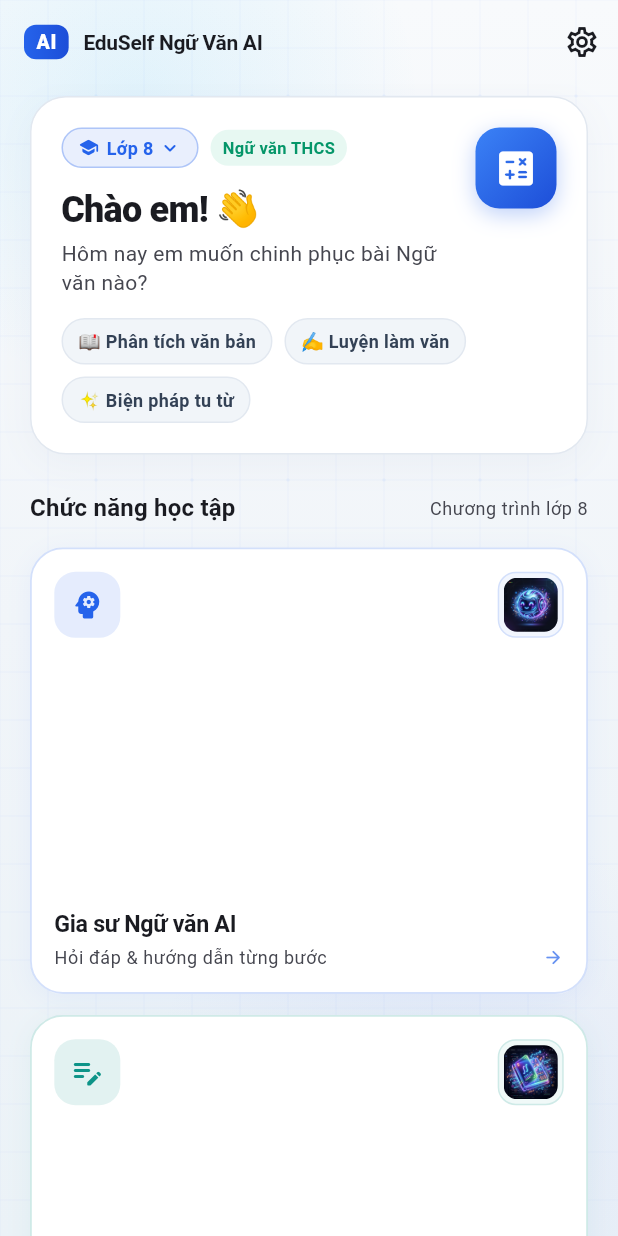
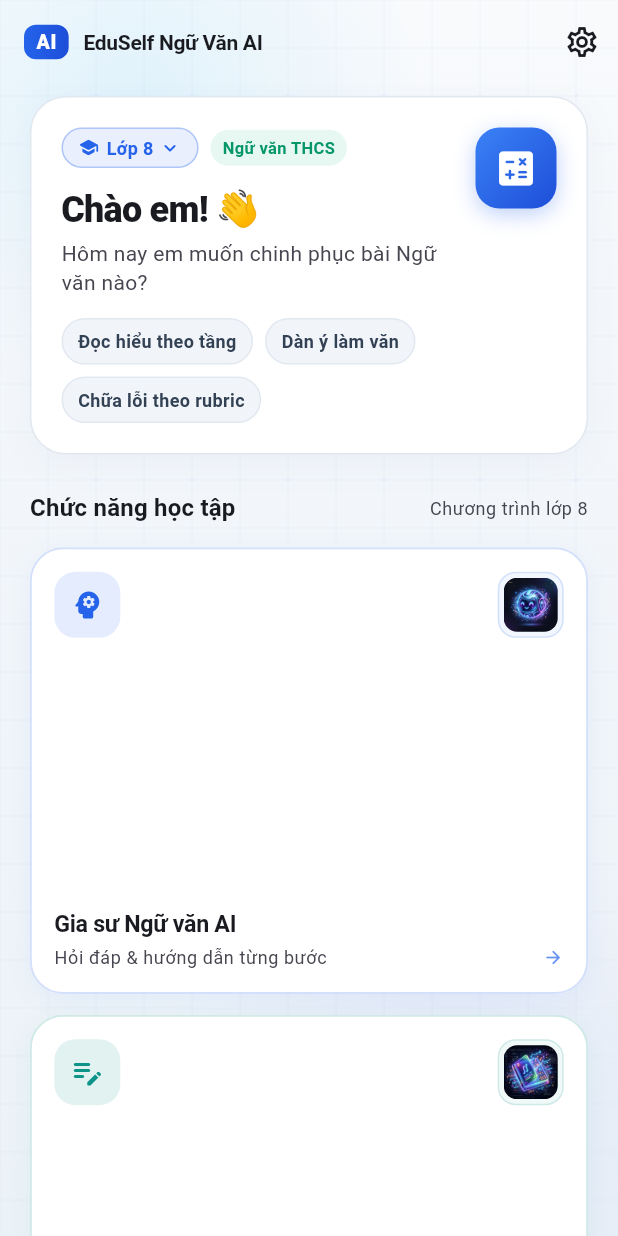
Before and after one commit to duong0411/smart_math, a Flutter app: the screen it shows after launch, on a phone screen of 412 x 824 dp. Run offline on Flutter 3.47's test engine with Material 3 defaults, Android fonts, the phone set to English and light mode, and no system bars; our stand-ins replace cross_file, file_picker, fl_chart, flutter_dotenv, flutter_riverpod, go_router and 2 more; missing offline and left inert: gpt_markdown, pdfrx.

Commit message:
feat(ngu-van): align AI tutor with literature pedagogy feedback
Apply GDPT three-strand scaffolding, rubric-based grading, progressive hints, and Vietnamese handwriting OCR guidance so release builds match research feedback.

Co-authored-by: Cursor <cursoragent@cursor.com>

```diff
--- a/lib/core/ai/gemini_client.dart
+++ b/lib/core/ai/gemini_client.dart
@@ -65,7 +65,7 @@ class GeminiClient {
       {
         'text': userMessage.trim().isEmpty
             ? (image != null
-                ? 'Em gửi ảnh bài tập Ngữ văn. Hãy đọc kỹ đề trên ảnh (OCR), nêu lại đề ngắn gọn, rồi hướng dẫn em làm từng bước (chưa viết hộ toàn bài trừ khi em yêu cầu).'
+                ? 'Em gửi ảnh bài tập Ngữ văn. Hãy OCR cẩn thận chữ viết tay tiếng Việt có dấu; nêu lại đề ngắn gọn; hỏi từ ngữ/hình ảnh gây ấn tượng trước; rồi gợi ý từng nấc (chưa viết hộ toàn bài trừ khi em yêu cầu).'
                 : '')
             : userMessage.trim(),
       },
--- a/lib/features/math_ai/domain/literature_scope.dart
+++ b/lib/features/math_ai/domain/literature_scope.dart
@@ -9,6 +9,30 @@ PHẠM VI DUY NHẤT — NGỮ VĂN THCS (LỚP 6–9), BỘ KẾT NỐI TRI TH
 - Không bịa tác giả, tác phẩm, thể loại ngoài sách Kết nối tri thức và chương trình GDPT 2018.
 - Với lớp 8: bám đúng mục lục Ngữ văn 8 Kết nối tri thức (Bài 1–10). Không gắn nhầm văn bản ngoài bộ (ví dụ Qua Đèo Ngang không thuộc mục lục KNTT 8).
 ''';
+
+  /// Sư phạm theo hướng nghiên cứu Ngữ văn THCS (3 mạch + rubric + gợi ý từng nấc).
+  static const pedagogyRule = '''
+SƯ PHẠM NGỮ VĂN (BẮT BUỘC):
+1) ĐỌC HIỂU — theo tầng tư duy, không áp đặt công thức trắc nghiệm:
+   nhận biết chi tiết/từ ngữ/hình ảnh gây ấn tượng → thông hiểu ý nghĩa/biện pháp tu từ có dẫn chứng → vận dụng/liên hệ vừa sức.
+2) TIẾNG VIỆT — không chỉ gọi tên khái niệm: chỉ ra dấu hiệu nhận diện + giải thích giá trị biểu đạt trong ngữ cảnh cụ thể.
+3) TẬP LÀM VĂN — tách chặng: tìm ý & dàn ý → viết mở/thân/kết → rà soát. Chữa bài phân loại lỗi: chính tả/dùng từ | câu/diễn đạt | luận điểm/bố cục.
+4) GỢI Ý TỪNG NẤC (mặc định) ≠ ĐÁP ÁN MẪU: chỉ mở từng nấc khi học sinh còn bí; không đưa bài mẫu hoàn chỉnh trừ khi học sinh yêu cầu rõ “mẫu/viết hộ”.
+5) RUBRIC CHẤM (chống cảm tính): đúng trọng tâm đề; có dẫn chứng/căn cứ từ ngữ liệu; lập luận/bố cục mạch lạc; diễn đạt trong sáng. Feedback nêu đạt/chưa đạt theo tiêu chí.
+6) NGỮ LIỆU: ưu tiên văn bản học sinh cung cấp / RAG / SGK; không bịa câu thơ hay chi tiết tác phẩm; nhắc đối chiếu SGK khi không chắc.
+7) OCR ảnh chữ viết tay tiếng Việt có dấu: giữ dấu thanh; phần mơ hồ thì hỏi lại, không bịa chữ.
+''';
+
+  static String gradingRubricFor(int grade) {
+    final g = grade < 6 ? 6 : (grade > 9 ? 9 : grade);
+    return '''
+RUBRIC CHẤM LỚP $g (áp dụng đúng dạng đề):
+- Đọc hiểu: (A) nhận biết đúng chi tiết trong ngữ liệu (B) giải thích ý nghĩa/nghệ thuật có dẫn chứng (C) liên hệ/vận dụng vừa sức lớp $g.
+- Tiếng Việt: nhận diện đúng dấu hiệu + nêu giá trị biểu đạt trong ngữ cảnh (không chỉ gọi tên thuật ngữ).
+- Nghị luận / phân tích văn học / tự sự–miêu tả–biểu cảm: đúng trọng tâm đề; luận điểm–dẫn chứng–liên kết; bố cục mở–thân–kết; diễn đạt trong sáng.
+- Feedback bắt buộc cấu trúc: (1) Điểm đạt theo tiêu chí (2) Điểm chưa đạt + phân loại lỗi (3) 1–2 gợi ý sửa cụ thể — chưa viết hộ toàn bài.
+''';
+  }
 
   static String curriculumFor(int grade) {
     final g = grade < 6 ? 6 : (grade > 9 ? 9 : grade);
--- a/lib/features/math_ai/presentation/pages/math_home_page.dart
+++ b/lib/features/math_ai/presentation/pages/math_home_page.dart
@@ -295,15 +295,15 @@ class MathHomePage extends ConsumerWidget {
                         runSpacing: 8,
                         children: [
                           _QuickPromptChip(
-                            label: '📖 Phân tích văn bản',
+                            label: 'Đọc hiểu theo tầng',
                             onTap: () => context.push('/tutor'),
                           ),
                           _QuickPromptChip(
-                            label: '✍️ Luyện làm văn',
+                            label: 'Dàn ý làm văn',
                             onTap: () => context.push('/tutor'),
                           ),
                           _QuickPromptChip(
-                            label: '✨ Biện pháp tu từ',
+                            label: 'Chữa lỗi theo rubric',
                             onTap: () => context.push('/tutor'),
                           ),
                         ],
--- a/lib/features/math_ai/presentation/pages/math_practice_page.dart
+++ b/lib/features/math_ai/presentation/pages/math_practice_page.dart
@@ -113,6 +113,9 @@ Yêu cầu chủ đề: $topic (Nếu chủ đề là Toán, Lý, Hóa, Sinh, S
 
 Yêu cầu chất lượng:
 - Đề chỉ hỏi đọc hiểu, tiếng Việt hoặc tập làm văn. Có thể chấm đúng/sai trong môn Ngữ văn.
+- Đọc hiểu: thiết kế câu hỏi theo tầng (nhận biết chi tiết/từ ngữ ấn tượng → thông hiểu nghệ thuật → liên hệ/vận dụng), không kiểu trắc nghiệm công thức.
+- Tiếng Việt: yêu cầu chỉ ra dấu hiệu nhận diện + giá trị biểu đạt trong ngữ cảnh, không chỉ hỏi gọi tên khái niệm.
+- Tập làm văn: nêu rõ hình thức (đoạn/bài), số chữ, và gợi ý làm theo chặng tìm ý–dàn ý–viết–rà soát.
 - Không đưa công thức, bài tính, thí nghiệm, bản đồ, mốc sử hay câu hỏi môn khác vào đề hoặc vào phương án.
 - Vừa sức lớp $grade. Nếu là làm văn, nêu số chữ và hình thức.
 
@@ -120,7 +123,7 @@ Trả lời CHỈ bằng 1 đối tượng JSON duy nhất (không có markdown
 {"topic":"Tên chủ đề Ngữ văn","question":"Đề bài Ngữ văn đầy đủ bằng tiếng Việt"}
 ''',
       extraSystemContext:
-          'Chế độ tạo đề Ngữ văn lớp $grade, sách Kết nối tri thức. ${LiteratureScope.hardRule}',
+          'Chế độ tạo đề Ngữ văn lớp $grade, sách Kết nối tri thức. ${LiteratureScope.hardRule} ${LiteratureScope.pedagogyRule}',
     );
 
     if (!mounted) return;
@@ -327,12 +330,14 @@ BƯỚC 1: KIỂM TRA TÍNH HỢP LỆ VÀ LIÊN QUAN (ĐIỀU KIỆN TIÊN QUY
 BƯỚC 2: XÁC ĐỊNH ĐÁP ÁN CHUẨN TRONG MÔN NGỮ VĂN:
 - Đáp án chuẩn chỉ thuộc đọc hiểu, tiếng Việt hoặc tập làm văn, sách Kết nối tri thức lớp $_grade.
 - ${LiteratureScope.curriculumFor(_grade)}
+- ${LiteratureScope.gradingRubricFor(_grade)}
 - Nếu đề thực chất là Toán / Lý / Hóa / Sinh / Sử / Địa / Tin / Tiếng Anh: DỪNG, "correct": false, không giải môn đó.
+- Ưu tiên ngữ liệu trong đề/ảnh/tệp; không bịa câu thơ hay chi tiết tác phẩm; không chấm cảm tính.
 
-BƯỚC 3: ĐỐI CHIẾU VÀ ĐÁNH GIÁ ĐÚNG / SAI:
-- ĐẶT "correct": true CHỈ KHI bài làm đạt yêu cầu đề Ngữ văn.
+BƯỚC 3: ĐỐI CHIẾU VÀ ĐÁNH GIÁ ĐÚNG / SAI THEO RUBRIC:
+- ĐẶT "correct": true CHỈ KHI bài làm đạt yêu cầu đề Ngữ văn theo rubric (trọng tâm + dẫn chứng + bố cục + diễn đạt vừa sức lớp $_grade).
 - ĐẶT "correct": false KHI lạc đề, sai tác giả/tác phẩm/biện pháp tu từ, thiếu bố cục nghiêm trọng, hoặc bài làm là lời giải môn khác (kể cả lời giải môn đó đúng).
-- Trong "feedback": Chỉ rõ ưu điểm/hạn chế, gợi ý cách sửa (chưa vội viết hộ toàn bài nếu học sinh chưa yêu cầu).
+- Trong "feedback" BẮT BUỘC: (1) điểm đạt theo tiêu chí (2) điểm chưa đạt + phân loại lỗi chính tả/dùng từ | câu/diễn đạt | luận điểm/bố cục (3) 1–2 gợi ý sửa cụ thể — chưa viết hộ toàn bài.
 
 ĐỊNH DẠNG ĐẦU RA BẮT BUỘC:
 Trả lời CHỈ bằng 1 đối tượng JSON duy nhất (không có markdown fence, không có chữ thừa):
@@ -348,6 +353,7 @@ Trả lời CHỈ bằng 1 đối tượng JSON duy nhất (không có markdown
       documentName: _answerDocumentName,
       extraSystemContext:
           'Chế độ chấm Ngữ văn lớp $_grade. ${LiteratureScope.hardRule} '
+          '${LiteratureScope.pedagogyRule} '
           'Nếu bài làm là môn khác thì correct = false, không giải bài đó.',
     );
 
--- a/lib/features/math_ai/presentation/providers/math_ai_providers.dart
+++ b/lib/features/math_ai/presentation/providers/math_ai_providers.dart
@@ -194,11 +194,14 @@ Future<Result<String>> askMathAi(
       '## NGUYÊN TẮC BẮT BUỘC CHO LƯỢT NÀY:\n'
       '1. BẠN LÀ CHATBOT HỖ TRỢ HỌC TẬP MÔN NGỮ VĂN THCS (LỚP 6–9). TUYỆT ĐỐI CHỈ TRẢ LỜI CÁC NỘI DUNG VỀ NGỮ VĂN: tiếng Việt, đọc hiểu, tập làm văn, văn học trong chương trình.\n'
       '2. NẾU HỌC SINH HỎI NỘI DUNG KHÔNG LIÊN QUAN (tán gẫu, đời tư, phim ảnh giải trí, chính trị, toán/lý/hóa, chuyện phiếm...): TUYỆT ĐỐI KHÔNG TRẢ LỜI LAN MAN. Hãy từ chối lịch sự và nhắc học sinh quay lại môn Ngữ văn.\n'
-      '3. NẾU HỌC SINH GỬI ẢNH KHÔNG LIÊN QUAN ĐẾN NGỮ VĂN (ảnh người, đồ vật, thú cưng, ảnh rác, ảnh mờ...): TUYỆT ĐỐI TỪ CHỐI, KHÔNG SUY DIỄN VÀ KHÔNG CHẤM ĐÚNG.\n'
+      '3. NẾU HỌC SINH GỬI ẢNH KHÔNG LIÊN QUAN ĐẾN NGỮ VĂN (ảnh người, đồ vật, thú cưng, ảnh rác, ảnh mờ...): TUYỆT ĐỐI TỪ CHỐI, KHÔNG SUY DIỄN VÀ KHÔNG CHẤM ĐÚNG. Ảnh chữ viết tay: OCR tiếng Việt có dấu cẩn thận; chỗ mơ hồ thì hỏi lại.\n'
       '4. ĐÚNG/SAI CHỈ TÍNH TRONG NGỮ VĂN. Bài Toán, Lý, Hóa, Sinh, Sử, Địa, Tin, Tiếng Anh — dù đúng môn đó — vẫn là SAI. Không giải và không nêu đáp án các môn ấy.\n'
-      '5. ĐỘ CHÍNH XÁC: Không bịa tác giả/tác phẩm ngoài sách Kết nối tri thức; dùng tiếng Việt chuẩn mực, phù hợp đúng lớp THCS.\n'
-      '6. Nếu có khối ## Ngữ liệu RAG: ưu tiên bám ngữ liệu đó + chương trình KNTT; không bịa thêm ngoài ngữ liệu.\n\n'
-      '${LiteratureScope.hardRule}';
+      '5. ĐỘ CHÍNH XÁC: Không bịa tác giả/tác phẩm/câu thơ ngoài sách Kết nối tri thức; ưu tiên ngữ liệu học sinh + RAG; nhắc đối chiếu SGK khi không chắc.\n'
+      '6. Nếu có khối ## Ngữ liệu RAG: ưu tiên bám ngữ liệu đó + chương trình KNTT; không bịa thêm ngoài ngữ liệu.\n'
+      '7. SCAFFOLDING: gợi ý từng nấc (nhận biết → thông hiểu → vận dụng / dàn ý → viết → rà soát). Không đưa bài mẫu hoàn chỉnh trừ khi học sinh yêu cầu rõ.\n'
+      '8. CHẤM/CHỮA theo rubric: đúng trọng tâm, dẫn chứng ngữ liệu, bố cục mạch lạc, diễn đạt trong sáng; phân loại lỗi rõ ràng.\n\n'
+      '${LiteratureScope.hardRule}\n'
+      '${LiteratureScope.pedagogyRule}';
 
   final message = _composeUserMessage(
     userMessage: userMessage,
@@ -246,7 +249,9 @@ String _composeUserMessage({
   if (hasImage) {
     return 'Học sinh gửi 1 hình ảnh (không kèm lời nhắn). '
         'Hãy quan sát kỹ ảnh:\n'
-        '1. Nếu ảnh chứa đề bài Ngữ văn hoặc bài làm văn / tiếng Việt: Hãy tóm tắt lại yêu cầu đề và hướng dẫn phương pháp làm từng bước (chưa vội viết hộ toàn bài).\n'
+        '1. Nếu ảnh chứa đề bài Ngữ văn hoặc bài làm văn / tiếng Việt (kể cả chữ viết tay có dấu): '
+        'OCR cẩn thận dấu thanh tiếng Việt; nêu lại đề; hỏi từ ngữ/hình ảnh gây ấn tượng trước; '
+        'rồi gợi ý từng nấc (chưa viết hộ toàn bài).\n'
         '2. NẾU ẢNH KHÔNG LIÊN QUAN ĐẾN NGỮ VĂN (ảnh người, phong cảnh, thú cưng, đồ vật, meme, ảnh rác, ảnh mờ không đọc được): BẮT BUỘC TỪ CHỐI LỊCH SỰ: thông báo ảnh không chứa bài tập môn Ngữ văn và nhắc học sinh chụp rõ đề bài Ngữ văn.';
   }
 
```
Also changed, not shown: 1 other file.
